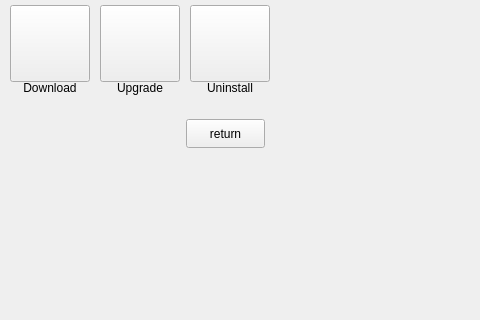
Before: the Qt Designer form MPCVer2.0.0/src/Application/mainwindow.ui in SiteView/MPC-QT, drawn with Qt 5; both pictures show x 0 to 480 and y 0 to 320 of the 920 by 680 pixel window.
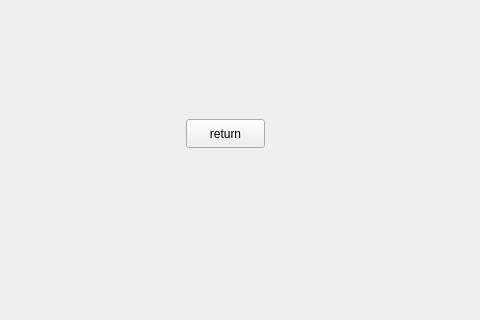
After: the same form once the commit is applied.

Commit message:
change title and tooltip style
change title and tooltip style

What changed in the file:
```diff
--- a/MPCVer2.0.0/src/Application/mainwindow.ui
+++ b/MPCVer2.0.0/src/Application/mainwindow.ui
@@ -55,145 +55,14 @@
       <string/>
      </property>
     </widget>
-    <widget class="QPushButton" name="SoftDownload">
-     <property name="enabled">
-      <bool>true</bool>
-     </property>
+    <widget class="QWidget" name="title_page" native="true">
      <property name="geometry">
       <rect>
-       <x>10</x>
-       <y>5</y>
-       <width>80</width>
-       <height>77</height>
+       <x>0</x>
+       <y>0</y>
+       <width>320</width>
+       <height>100</height>
       </rect>
-     </property>
-     <property name="maximumSize">
-      <size>
-       <width>80</width>
-       <height>80</height>
-      </size>
-     </property>
-     <property name="text">
-      <string/>
-     </property>
-     <property name="iconSize">
-      <size>
-       <width>80</width>
-       <height>80</height>
-      </size>
-     </property>
-    </widget>
-    <widget class="QPushButton" name="SoftUpgrade">
-     <property name="geometry">
-      <rect>
-       <x>100</x>
-       <y>5</y>
-       <width>80</width>
-       <height>77</height>
-      </rect>
-     </property>
-     <property name="maximumSize">
-      <size>
-       <width>80</width>
-       <height>80</height>
-      </size>
-     </property>
-     <property name="text">
-      <string/>
-     </property>
-    </widget>
-    <widget class="QPushButton" name="SoftUnload">
-     <property name="geometry">
-      <rect>
-       <x>190</x>
-       <y>5</y>
-       <width>80</width>
-       <height>77</height>
-      </rect>
-     </property>
-     <property name="maximumSize">
-      <size>
-       <width>80</width>
-       <height>80</height>
-      </size>
-     </property>
-     <property name="text">
-      <string/>
-     </property>
-    </widget>
-    <widget class="QLabel" name="label_SoftDownload">
-     <property name="geometry">
-      <rect>
-       <x>10</x>
-       <y>80</y>
-       <width>80</width>
-       <height>15</height>
-      </rect>
-     </property>
-     <property name="maximumSize">
-      <size>
-       <width>80</width>
-       <height>15</height>
-      </size>
-     </property>
-     <property name="toolTip">
-      <string/>
-     </property>
-     <property name="layoutDirection">
-      <enum>Qt::LeftToRight</enum>
-     </property>
-     <property name="text">
-      <string>Download</string>
-     </property>
-     <property name="alignment">
-      <set>Qt::AlignCenter</set>
-     </property>
-     <property name="textInteractionFlags">
-      <set>Qt::LinksAccessibleByMouse</set>
-     </property>
-    </widget>
-    <widget class="QLabel" name="label_SoftUpgrade">
-     <property name="geometry">
-      <rect>
-       <x>100</x>
-       <y>80</y>
-       <width>80</width>
-       <height>15</height>
-      </rect>
-     </property>
-     <property name="maximumSize">
-      <size>
-       <width>80</width>
-       <height>15</height>
-      </size>
-     </property>
-     <property name="text">
-      <string>Upgrade</string>
-     </property>
-     <property name="alignment">
-      <set>Qt::AlignCenter</set>
-     </property>
-    </widget>
-    <widget class="QLabel" name="label_SoftUnload">
-     <property name="geometry">
-      <rect>
-       <x>190</x>
-       <y>80</y>
-       <width>80</width>
-       <height>15</height>
-      </rect>
-     </property>
-     <property name="maximumSize">
-      <size>
-       <width>80</width>
-       <height>15</height>
-      </size>
-     </property>
-     <property name="text">
-      <string>Uninstall</string>
-     </property>
-     <property name="alignment">
-      <set>Qt::AlignCenter</set>
      </property>
     </widget>
    </widget>
```
The commit also changes 13 other files.
